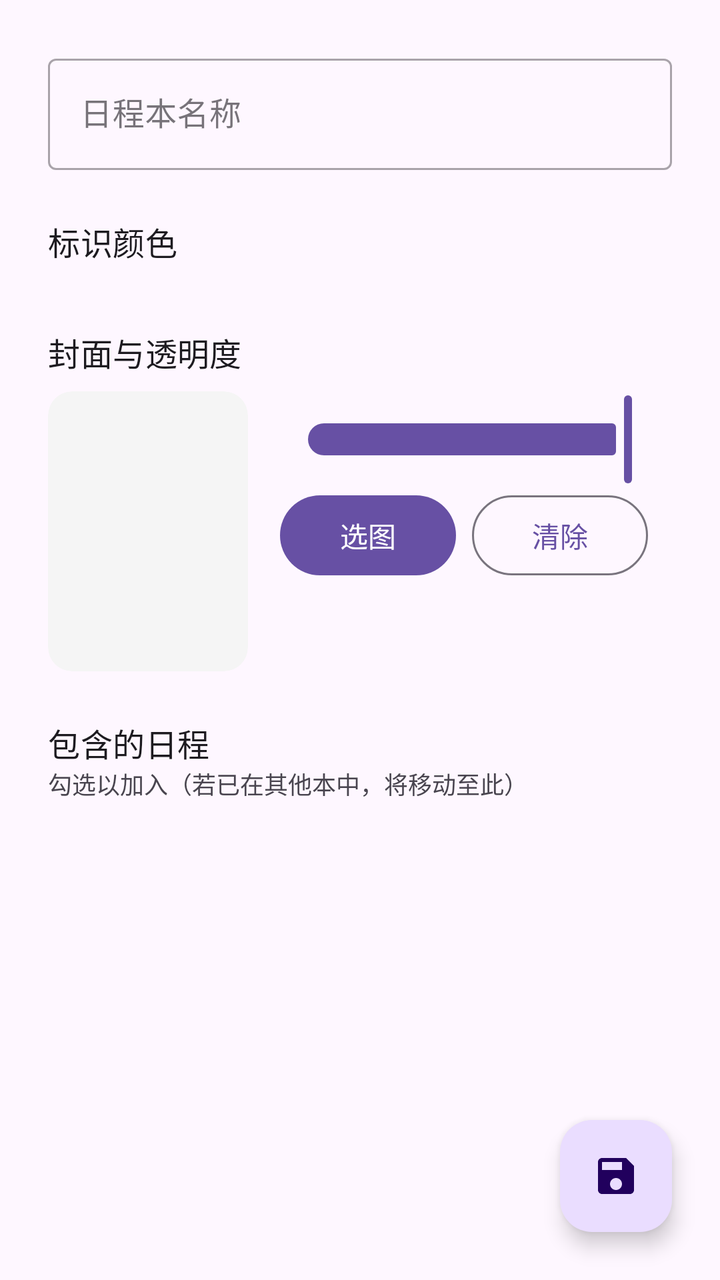
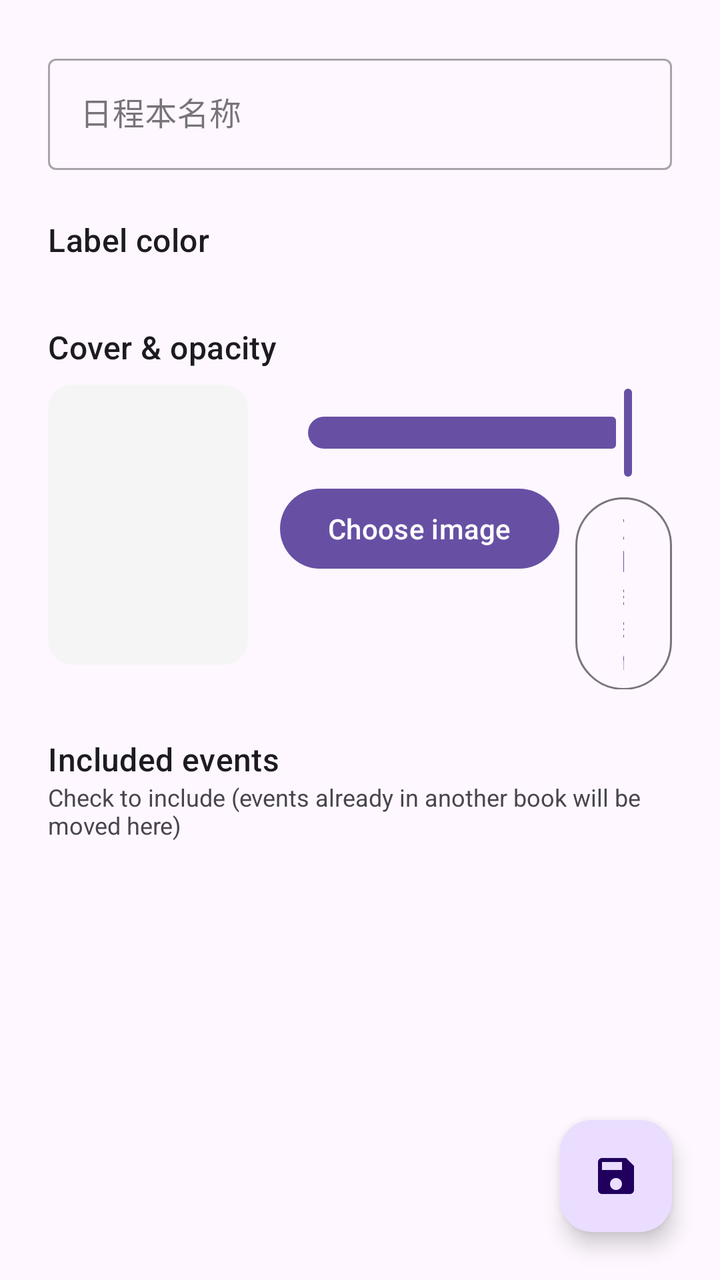

Before-and-after screenshots of an Android layout around one commit, followed by the original layout XML and the change that was made.
<!-- AndroidManifest.xml: application theme Theme.ZakoCountdown -->
<!-- res/layout/fragment_add_edit_agenda_book.xml -->
<?xml version="1.0" encoding="utf-8"?>
<androidx.coordinatorlayout.widget.CoordinatorLayout
    xmlns:android="http://schemas.android.com/apk/res/android"
    xmlns:app="http://schemas.android.com/apk/res-auto"
    android:layout_width="match_parent"
    android:layout_height="match_parent">

    <androidx.core.widget.NestedScrollView
        android:layout_width="match_parent"
        android:layout_height="match_parent"
        android:padding="24dp"
        android:clipToPadding="false"
        android:paddingBottom="80dp"> 

        <LinearLayout
            android:layout_width="match_parent"
            android:layout_height="wrap_content"
            android:orientation="vertical">

            <com.google.android.material.textfield.TextInputLayout
                style="@style/Widget.MaterialComponents.TextInputLayout.OutlinedBox"
                android:layout_width="match_parent"
                android:layout_height="wrap_content"
                android:hint="日程本名称">
                <com.google.android.material.textfield.TextInputEditText
                    android:id="@+id/et_book_name"
                    android:layout_width="match_parent"
                    android:layout_height="wrap_content" />
            </com.google.android.material.textfield.TextInputLayout>

            <TextView
                android:layout_width="wrap_content"
                android:layout_height="wrap_content"
                android:layout_marginTop="24dp"
                android:text="标识颜色"
                android:textAppearance="?attr/textAppearanceTitleMedium" />

            <HorizontalScrollView
                android:layout_width="match_parent"
                android:layout_height="wrap_content"
                android:layout_marginTop="8dp"
                android:scrollbars="none">
                <LinearLayout
                    android:id="@+id/palette_container"
                    android:layout_width="wrap_content"
                    android:layout_height="wrap_content"
                    android:orientation="horizontal" />
            </HorizontalScrollView>

            <TextView
                android:layout_width="wrap_content"
                android:layout_height="wrap_content"
                android:layout_marginTop="24dp"
                android:text="封面与透明度"
                android:textAppearance="?attr/textAppearanceTitleMedium" />

            <LinearLayout
                android:layout_width="match_parent"
                android:layout_height="wrap_content"
                android:orientation="horizontal"
                android:layout_marginTop="8dp">

                <androidx.cardview.widget.CardView
                    android:layout_width="100dp"
                    android:layout_height="140dp"
                    app:cardCornerRadius="12dp"
                    app:cardElevation="0dp"
                    app:cardBackgroundColor="#F5F5F5">
                    <ImageView
                        android:id="@+id/iv_cover_preview"
                        android:layout_width="match_parent"
                        android:layout_height="match_parent"
                        android:scaleType="centerCrop" />
                </androidx.cardview.widget.CardView>

                <LinearLayout
                    android:layout_width="match_parent"
                    android:layout_height="wrap_content"
                    android:orientation="vertical"
                    android:layout_marginStart="16dp"
                    android:gravity="center_vertical">

                    <com.google.android.material.slider.Slider
                        android:id="@+id/slider_alpha"
                        android:layout_width="match_parent"
                        android:layout_height="wrap_content"
                        android:valueFrom="0"
                        android:valueTo="100"
                        android:value="100" />

                    <LinearLayout
                        android:layout_width="match_parent"
                        android:layout_height="wrap_content"
                        android:orientation="horizontal">
                        <Button
                            android:id="@+id/btn_select_cover"
                            style="?attr/materialButtonStyle"
                            android:layout_width="wrap_content"
                            android:layout_height="wrap_content"
                            android:text="选图" />
                        <Button
                            android:id="@+id/btn_remove_cover"
                            style="?attr/materialButtonOutlinedStyle"
                            android:layout_width="wrap_content"
                            android:layout_height="wrap_content"
                            android:layout_marginStart="8dp"
                            android:text="清除" />
                    </LinearLayout>
                </LinearLayout>
            </LinearLayout>

            
            <TextView
                android:layout_width="wrap_content"
                android:layout_height="wrap_content"
                android:layout_marginTop="24dp"
                android:text="包含的日程"
                android:textAppearance="?attr/textAppearanceTitleMedium" />

            <TextView
                android:layout_width="wrap_content"
                android:layout_height="wrap_content"
                android:text="勾选以加入（若已在其他本中，将移动至此）"
                android:textSize="12sp"
                android:textColor="?attr/colorOnSurfaceVariant"/>

            <androidx.recyclerview.widget.RecyclerView
                android:id="@+id/recycler_view_event_selection"
                android:layout_width="match_parent"
                android:layout_height="wrap_content"
                android:layout_marginTop="8dp"
                android:nestedScrollingEnabled="false" /> 

        </LinearLayout>
    </androidx.core.widget.NestedScrollView>

    <com.google.android.material.floatingactionbutton.FloatingActionButton
        android:id="@+id/fab_save_book"
        android:layout_width="wrap_content"
        android:layout_height="wrap_content"
        android:layout_gravity="bottom|end"
        android:layout_margin="24dp"
        android:src="@drawable/ic_save" />

</androidx.coordinatorlayout.widget.CoordinatorLayout>
<!-- resources referenced by this layout -->
<resources>
  <!-- drawable ic_save (drawable) -->
  <vector xmlns:android="http://schemas.android.com/apk/res/android" android:height="24dp" android:tint="?attr/colorOnSurface" android:viewportHeight="24" android:viewportWidth="24" android:width="24dp">
        
      <path android:fillColor="@android:color/white" android:pathData="M17,3L5,3c-1.11,0 -2,0.9 -2,2v14c0,1.1 0.89,2 2,2h14c1.1,0 2,-0.9 2,-2L21,7l-4,-4zM12,19c-1.66,0 -3,-1.34 -3,-3s1.34,-3 3,-3 3,1.34 3,3 -1.34,3 -3,3zM15,9L5,9L5,5h10v4z"/>
      
  </vector>
  <style name="Theme.ZakoCountdown" parent="Theme_ZakoCountdown_M3" />
  <style name="Theme_ZakoCountdown_M3" parent="Theme_ZakoCountdown_Base_M3" />
  <style name="Theme_ZakoCountdown_Base_M3" parent="Theme.Material3.DayNight.NoActionBar">
          <item name="toolbarStyle">@style/Widget.Material3.Toolbar.Surface</item>
          <item name="preferenceTheme">@style/PreferenceThemeOverlay</item>
      </style>
</resources>

<!-- the commit's change to res/layout/fragment_add_edit_agenda_book.xml (unified diff, before → after) -->
@@ -32,7 +32,7 @@
                 android:layout_width="wrap_content"
                 android:layout_height="wrap_content"
                 android:layout_marginTop="24dp"
-                android:text="标识颜色"
+                android:text="@string/agenda_marker_color"
                 android:textAppearance="?attr/textAppearanceTitleMedium" />
 
             <HorizontalScrollView
@@ -51,7 +51,7 @@
                 android:layout_width="wrap_content"
                 android:layout_height="wrap_content"
                 android:layout_marginTop="24dp"
-                android:text="封面与透明度"
+                android:text="@string/agenda_cover_and_alpha"
                 android:textAppearance="?attr/textAppearanceTitleMedium" />
 
             <LinearLayout
@@ -97,14 +97,14 @@
                             style="?attr/materialButtonStyle"
                             android:layout_width="wrap_content"
                             android:layout_height="wrap_content"
-                            android:text="选图" />
+                            android:text="@string/common_pick_image" />
                         <Button
                             android:id="@+id/btn_remove_cover"
                             style="?attr/materialButtonOutlinedStyle"
                             android:layout_width="wrap_content"
                             android:layout_height="wrap_content"
                             android:layout_marginStart="8dp"
-                            android:text="清除" />
+                            android:text="@string/common_clear" />
                     </LinearLayout>
                 </LinearLayout>
             </LinearLayout>
@@ -114,13 +114,13 @@
                 android:layout_width="wrap_content"
                 android:layout_height="wrap_content"
                 android:layout_marginTop="24dp"
-                android:text="包含的日程"
+                android:text="@string/agenda_included_events"
                 android:textAppearance="?attr/textAppearanceTitleMedium" />
 
             <TextView
                 android:layout_width="wrap_content"
                 android:layout_height="wrap_content"
-                android:text="勾选以加入（若已在其他本中，将移动至此）"
+                android:text="@string/agenda_included_events_hint"
                 android:textSize="12sp"
                 android:textColor="?attr/colorOnSurfaceVariant"/>
 
<!-- resource entries referenced after the edit -->
@@ -6,6 +6,12 @@
       <path android:fillColor="@android:color/white" android:pathData="M17,3L5,3c-1.11,0 -2,0.9 -2,2v14c0,1.1 0.89,2 2,2h14c1.1,0 2,-0.9 2,-2L21,7l-4,-4zM12,19c-1.66,0 -3,-1.34 -3,-3s1.34,-3 3,-3 3,1.34 3,3 -1.34,3 -3,3zM15,9L5,9L5,5h10v4z"/>
       
   </vector>
+  <string name="agenda_cover_and_alpha">Cover &amp; opacity</string>
+  <string name="agenda_included_events">Included events</string>
+  <string name="agenda_included_events_hint">Check to include (events already in another book will be moved here)</string>
+  <string name="agenda_marker_color">Label color</string>
+  <string name="common_clear">Clear</string>
+  <string name="common_pick_image">Choose image</string>
   <style name="Theme.ZakoCountdown" parent="Theme_ZakoCountdown_M3" />
   <style name="Theme_ZakoCountdown_M3" parent="Theme_ZakoCountdown_Base_M3" />
   <style name="Theme_ZakoCountdown_Base_M3" parent="Theme.Material3.DayNight.NoActionBar">
